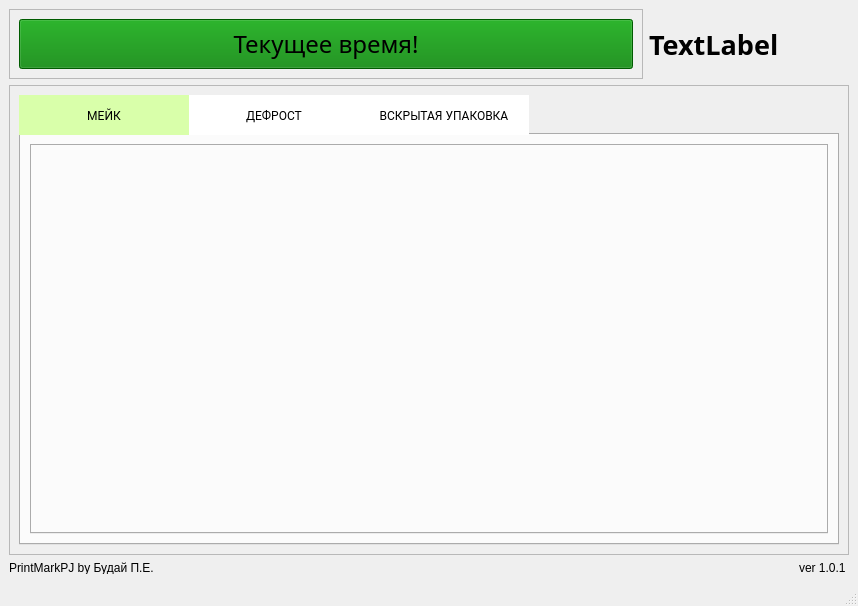
First picture: the form in _internal/ui/mainwindow.ui, repository budaaay/PrintMarkPJ, before the edit.
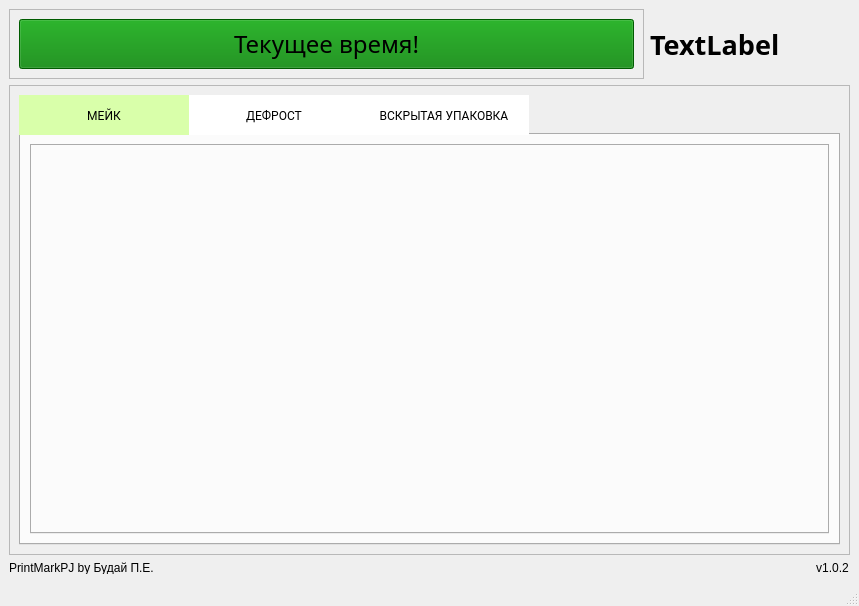
Second picture: the form after the edit. Icons and pictures are not drawn.

```diff
--- a/_internal/ui/mainwindow.ui
+++ b/_internal/ui/mainwindow.ui
@@ -6,7 +6,7 @@
    <rect>
     <x>0</x>
     <y>0</y>
-    <width>858</width>
+    <width>859</width>
     <height>606</height>
    </rect>
   </property>
@@ -108,12 +108,15 @@
         </property>
         <property name="maximumSize">
          <size>
-          <width>50</width>
+          <width>35</width>
           <height>12</height>
          </size>
         </property>
         <property name="text">
-         <string>ver 1.0.1</string>
+         <string>v1.0.2</string>
+        </property>
+        <property name="alignment">
+         <set>Qt::AlignCenter</set>
         </property>
        </widget>
       </item>
```
Left out of the diff: 4 changed lines with no effect on the pictures.
